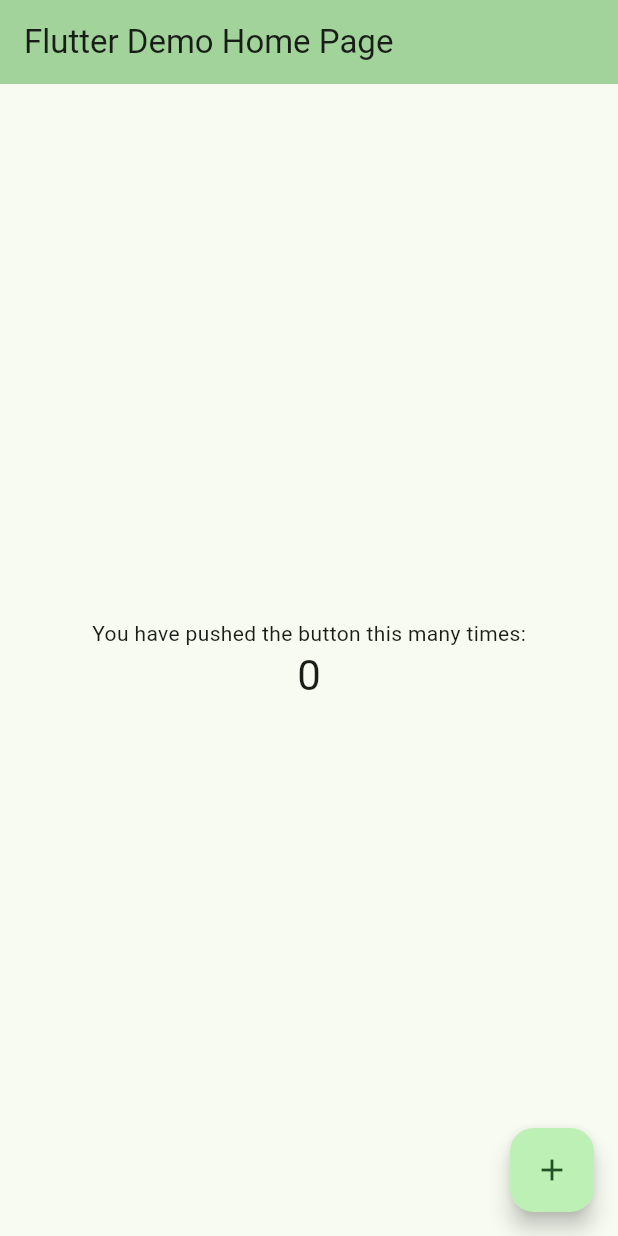
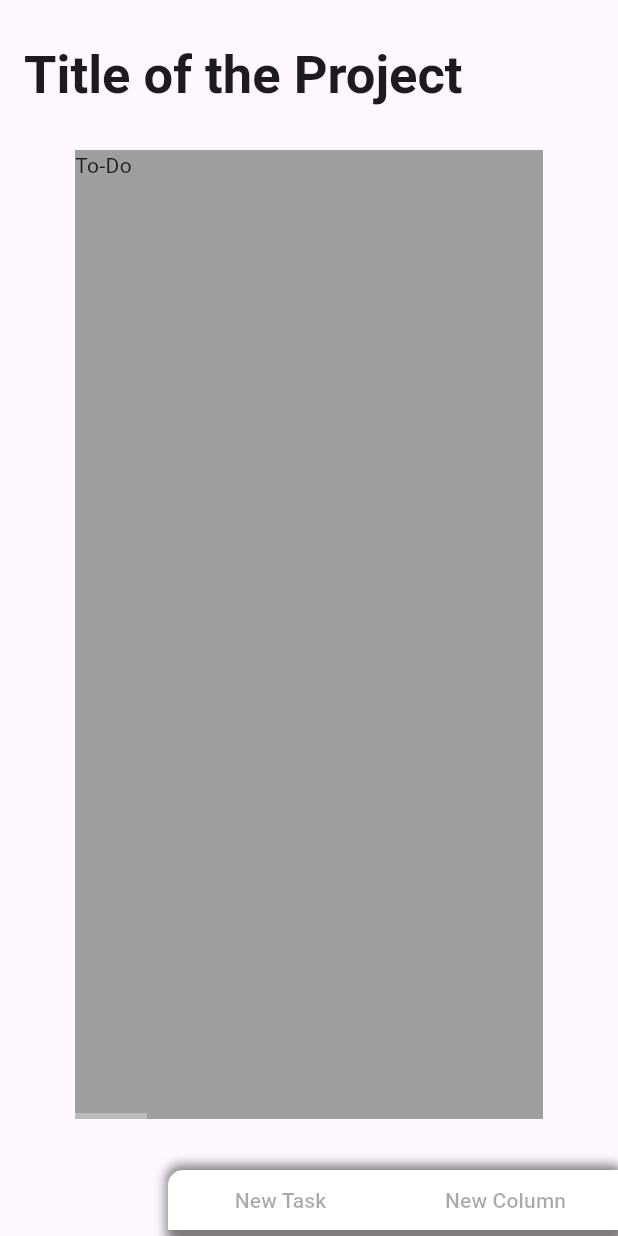
Before and after one commit to Bryan-and-Jack/ProjectRain, a Flutter app: the screen it shows after launch, on a phone screen of 412 x 824 dp. Run offline on Flutter 3.47's test engine with Material 3 defaults, Android fonts, the light colour scheme and no system bars.

Commit message:
add board_view
BoardView widget was created
contains:
title of the board
scrollable child
row with temporal texts

```diff
--- a/lib/main.dart
+++ b/lib/main.dart
@@ -1,122 +1,18 @@
 import 'package:flutter/material.dart';
+import 'views/board_view.dart';
 
 void main() {
-  runApp(const MyApp());
+  runApp(MyApp());
 }
 
 class MyApp extends StatelessWidget {
-  const MyApp({super.key});
-
-  // This widget is the root of your application.
   @override
   Widget build(BuildContext context) {
     return MaterialApp(
-      title: 'Flutter Demo',
-      theme: ThemeData(
-        // This is the theme of your application.
-        //
-        // TRY THIS: Try running your application with "flutter run". You'll see
-        // the application has a purple toolbar. Then, without quitting the app,
-        // try changing the seedColor in the colorScheme below to Colors.green
-        // and then invoke "hot reload" (save your changes or press the "hot
-        // reload" button in a Flutter-supported IDE, or press "r" if you used
-        // the command line to start the app).
-        //
-        // Notice that the counter didn't reset back to zero; the application
-        // state is not lost during the reload. To reset the state, use hot
-        // restart instead.
-        //
-        // This works for code too, not just values: Most code changes can be
-        // tested with just a hot reload.
-        colorScheme: ColorScheme.fromSeed(seedColor: Colors.green),
-      ),
-      home: const MyHomePage(title: 'Flutter Demo Home Page'),
+      debugShowCheckedModeBanner: false,
+      title: 'Project Rain', //Seems to only be used in mobile (Android).
+      theme: ThemeData(appBarTheme: AppBarTheme(toolbarHeight: 100)),
+      home: BoardView(), //Home Screen
     );
   }
 }
-
-class MyHomePage extends StatefulWidget {
-  const MyHomePage({super.key, required this.title});
-
-  // This widget is the home page of your application. It is stateful, meaning
-  // that it has a State object (defined below) that contains fields that affect
-  // how it looks.
-
-  // This class is the configuration for the state. It holds the values (in this
-  // case the title) provided by the parent (in this case the App widget) and
-  // used by the build method of the State. Fields in a Widget subclass are
-  // always marked "final".
-
-  final String title;
-
-  @override
-  State<MyHomePage> createState() => _MyHomePageState();
-}
-
-class _MyHomePageState extends State<MyHomePage> {
-  int _counter = 0;
-
-  void _incrementCounter() {
-    setState(() {
-      // This call to setState tells the Flutter framework that something has
-      // changed in this State, which causes it to rerun the build method below
-      // so that the display can reflect the updated values. If we changed
-      // _counter without calling setState(), then the build method would not be
-      // called again, and so nothing would appear to happen.
-      _counter++;
-    });
-  }
-
-  @override
-  Widget build(BuildContext context) {
-    // This method is rerun every time setState is called, for instance as done
-    // by the _incrementCounter method above.
-    //
-    // The Flutter framework has been optimized to make rerunning build methods
-    // fast, so that you can just rebuild anything that needs updating rather
-    // than having to individually change instances of widgets.
-    return Scaffold(
-      appBar: AppBar(
-        // TRY THIS: Try changing the color here to a specific color (to
-        // Colors.amber, perhaps?) and trigger a hot reload to see the AppBar
-        // change color while the other colors stay the same.
-        backgroundColor: Theme.of(context).colorScheme.inversePrimary,
-        // Here we take the value from the MyHomePage object that was created by
-        // the App.build method, and use it to set our appbar title.
-        title: Text(widget.title),
-      ),
-      body: Center(
-        // Center is a layout widget. It takes a single child and positions it
-        // in the middle of the parent.
-        child: Column(
-          // Column is also a layout widget. It takes a list of children and
-          // arranges them vertically. By default, it sizes itself to fit its
-          // children horizontally, and tries to be as tall as its parent.
-          //
-          // Column has various properties to control how it sizes itself and
-          // how it positions its children. Here we use mainAxisAlignment to
-          // center the children vertically; the main axis here is the vertical
-          // axis because Columns are vertical (the cross axis would be
-          // horizontal).
-          //
-          // TRY THIS: Invoke "debug painting" (choose the "Toggle Debug Paint"
-          // action in the IDE, or press "p" in the console), to see the
-          // wireframe for each widget.
-          mainAxisAlignment: MainAxisAlignment.center,
-          children: <Widget>[
-            const Text('You have pushed the button this many times:'),
-            Text(
-              '$_counter',
-              style: Theme.of(context).textTheme.headlineMedium,
-            ),
-          ],
-        ),
-      ),
-      floatingActionButton: FloatingActionButton(
-        onPressed: _incrementCounter,
-        tooltip: 'Increment',
-        child: const Icon(Icons.add),
-      ), // This trailing comma makes auto-formatting nicer for build methods.
-    );
-  }
-}
--- /dev/null
+++ b/lib/views/board_view.dart
@@ -0,0 +1,119 @@
+import 'package:flutter/material.dart';
+
+class BoardView extends StatefulWidget {
+  @override
+  _BoardViewState createState() => _BoardViewState();
+}
+
+class _BoardViewState extends State<BoardView> {
+  String title = "Project Rain";
+
+  var list = [
+    "To-Do",
+    "In-Progress",
+    "Done",
+    "Column 4",
+    "Column 5",
+    "Column 6",
+  ];
+
+  @override
+  Widget build(BuildContext context) {
+    return Scaffold(
+      appBar: AppBar(
+        title: Text(
+          'Title of the Project',
+          style: TextStyle(fontSize: 35, fontWeight: FontWeight.w600),
+        ),
+      ),
+      body: Container(
+        margin: EdgeInsets.only(left: 50, right: 50, bottom: 30),
+        child: Scrollbar(
+          thumbVisibility: true,
+          // interactive: true, // Controller is required to attach ScrollPosition (making the scrollbar draggable). Scrollbar and SinglechildScrollView need the same controller
+          child: SingleChildScrollView(
+            scrollDirection: Axis.horizontal,
+            child: Row(
+              children: [
+                for (var i = 0; i < list.length; i++)
+                  Padding(
+                    padding:
+                        i == list.length - 1
+                            ? EdgeInsets.zero
+                            : EdgeInsets.only(right: 67),
+                    child: Container(
+                      color: Colors.grey,
+                      width: 420,
+                      // Column for reference, will be removed
+                      child: Column(
+                        crossAxisAlignment: CrossAxisAlignment.start,
+                        children: [Text(list[i])],
+                      ),
+                    ),
+                  ),
+              ],
+            ),
+          ),
+        ),
+      ),
+      bottomNavigationBar: Row(
+        mainAxisAlignment: MainAxisAlignment.end,
+        children: [
+          Container(
+            decoration: BoxDecoration(
+              boxShadow: [
+                BoxShadow(
+                  color: Colors.black.withOpacity(0.5),
+                  blurRadius: 6,
+                  spreadRadius: 3,
+                  offset: Offset(2, 4),
+                ),
+              ],
+              borderRadius: BorderRadius.circular(10),
+            ),
+            child: Row(
+              children: [
+                SizedBox(
+                  width: 150,
+                  child: TextButton(
+                    onPressed: null,
+                    style: TextButton.styleFrom(
+                      backgroundColor: Colors.white,
+                      padding: EdgeInsets.symmetric(
+                        horizontal: 20,
+                        vertical: 10,
+                      ),
+                      shape: RoundedRectangleBorder(
+                        borderRadius: BorderRadius.only(
+                          topLeft: Radius.circular(10),
+                        ),
+                      ),
+                    ),
+                    child: Text('New Task'),
+                  ),
+                ),
+                SizedBox(
+                  width: 150,
+                  child: TextButton(
+                    onPressed: null,
+                    style: TextButton.styleFrom(
+                      backgroundColor: Colors.white,
+                      padding: EdgeInsets.symmetric(
+                        horizontal: 20,
+                        vertical: 10,
+                      ),
+                      shape: RoundedRectangleBorder(
+                        borderRadius: BorderRadius.circular(0),
+                      ),
+                    ),
+                    child: Text('New Column'),
+                  ),
+                ),
+              ],
+            ),
+          ),
+        ],
+      ),
+    );
+  }
+}
```
Also changed, not shown: 1 other file.
